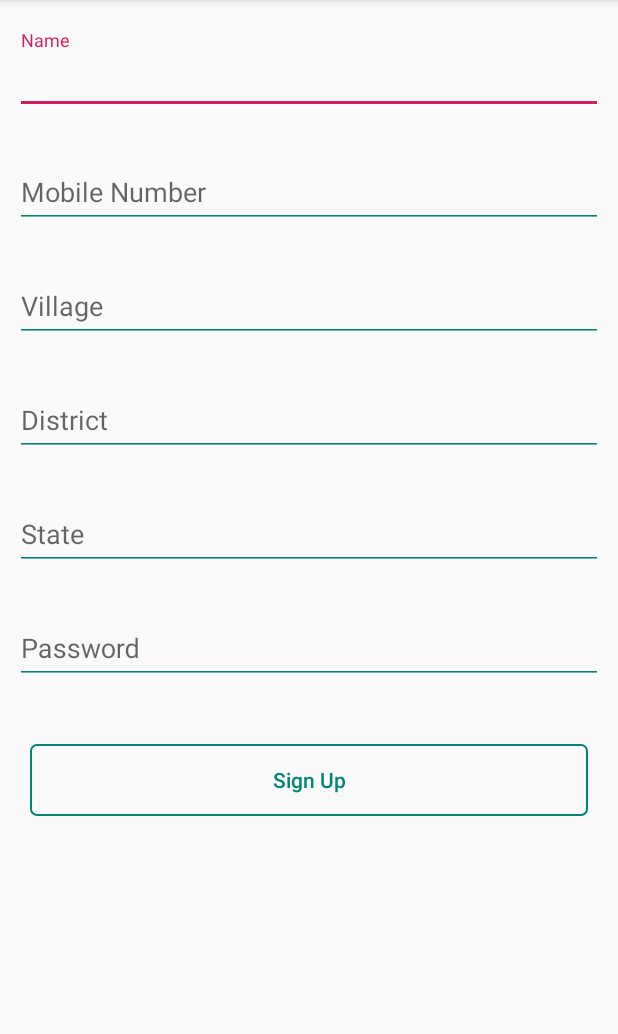
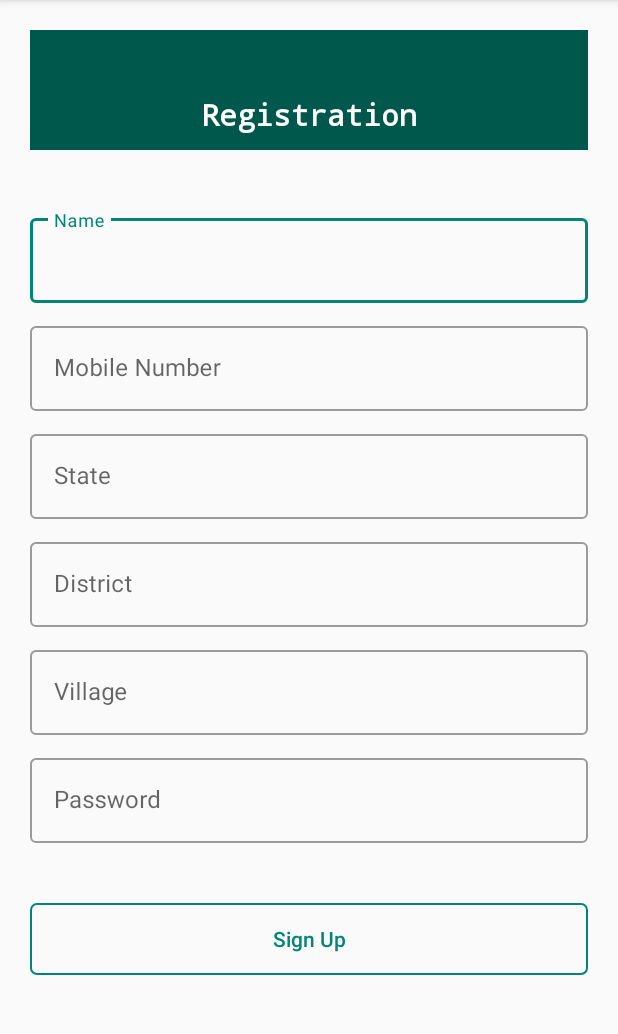
Before and after one commit to hnish555/SmartFarmTool, an Android app: the signupactivity screen opened directly, with no data from a screen before it, on a phone screen of 412 x 824 dp, the part 84-1118 px from its top. Run offline under Robolectric (Android 15) with nearby library versions, the phone set to English and light mode, and no system bars.

Commit message:
Commited  by  Rahul

```diff
--- a/app/src/main/java/com/example/smartfarmtool/Login_Signup.java
+++ b/app/src/main/java/com/example/smartfarmtool/Login_Signup.java
@@ -16,8 +16,8 @@ public class Login_Signup extends AppCompatActivity {
         super.onCreate(savedInstanceState);
         setContentView(R.layout.activity_login__signup);
 
-        login = (Button) findViewById(R.id.alsb1);
-        signup = (Button) findViewById(R.id.alsb2);
+        login = (Button) findViewById(R.id.home_login_id);
+        signup = (Button) findViewById(R.id.home_sign_up_id);
         login.setOnClickListener(new View.OnClickListener() {
             @Override
             public void onClick(View view) {
--- a/app/src/main/java/com/example/smartfarmtool/MainActivity.java
+++ b/app/src/main/java/com/example/smartfarmtool/MainActivity.java
@@ -5,6 +5,8 @@ import android.support.v7.app.AppCompatActivity;
 import android.os.Bundle;
 import android.view.View;
 import android.widget.Button;
+
+import com.google.firebase.FirebaseApp;
 
 import javax.xml.transform.Source;
 
@@ -16,7 +18,7 @@ public class MainActivity extends AppCompatActivity {
     protected void onCreate(Bundle savedInstanceState) {
         super.onCreate(savedInstanceState);
         setContentView(R.layout.activity_main);
-
+        FirebaseApp.initializeApp(this);
         farmersection = (Button) findViewById(R.id.farmer_section);
         farmersection.setOnClickListener(new View.OnClickListener() {
             @Override
--- a/app/src/main/java/com/example/smartfarmtool/signupactivity.java
+++ b/app/src/main/java/com/example/smartfarmtool/signupactivity.java
@@ -9,5 +9,6 @@ public class signupactivity extends AppCompatActivity {
     protected void onCreate(Bundle savedInstanceState) {
         super.onCreate(savedInstanceState);
         setContentView(R.layout.activity_signupactivity);
+
     }
 }
--- a/app/src/main/res/layout/activity_signupactivity.xml
+++ b/app/src/main/res/layout/activity_signupactivity.xml
@@ -1,22 +1,49 @@
 <?xml version="1.0" encoding="utf-8"?>
-<android.support.constraint.ConstraintLayout xmlns:android="http://schemas.android.com/apk/res/android"
+<android.support.constraint.ConstraintLayout
+    xmlns:android="http://schemas.android.com/apk/res/android"
     xmlns:app="http://schemas.android.com/apk/res-auto"
     xmlns:tools="http://schemas.android.com/tools"
     android:layout_width="match_parent"
     android:layout_height="match_parent"
-    tools:context=".signupactivity">
+    tools:context=".signupactivity"
+    >
+
+<ScrollView
+    android:layout_width="match_parent"
+    android:layout_height="match_parent">
+    <LinearLayout
+        android:layout_width="match_parent"
+        android:layout_height="match_parent"
+        android:orientation="vertical"
+
+        >
+                <LinearLayout
+                    android:layout_width="match_parent"
+                    android:layout_height="80dp"
+                    android:layout_margin="20dp"
+                    android:background="@color/colorPrimaryDark">
+                    <TextView
+                        android:layout_width="match_parent"
+                        android:layout_height="match_parent"
+                        android:text="@string/registration"
+                        android:gravity="center_horizontal|bottom"
+                        android:textColor="@color/white"
+                        android:textStyle="bold"
+                        android:fontFamily="monospace"
+                        android:layout_marginBottom="10dp"
+                        android:textSize="20dp"
+                        />
+                </LinearLayout>
+
 
     <android.support.design.widget.TextInputLayout
         android:id="@+id/astil1"
         android:layout_width="match_parent"
         android:layout_height="wrap_content"
-        app:layout_constraintLeft_toLeftOf="parent"
-        app:layout_constraintRight_toRightOf="parent"
-        app:layout_constraintTop_toTopOf="parent"
         android:layout_marginTop="20dp"
-        android:layout_marginLeft="10dp"
-        android:layout_marginRight="10dp"
-
+        android:layout_marginLeft="20dp"
+        android:layout_marginRight="20dp"
+        style="@style/Widget.MaterialComponents.TextInputLayout.OutlinedBox"
         >
 
         <EditText
@@ -24,9 +51,7 @@
             android:layout_width="match_parent"
             android:layout_height="match_parent"
             android:hint="@string/name"
-            android:backgroundTint="@color/colorPrimary"
             android:inputType="textCapWords"
-
 
             />
 
@@ -39,13 +64,10 @@
         android:id="@+id/astil2"
         android:layout_width="match_parent"
         android:layout_height="wrap_content"
-        app:layout_constraintLeft_toLeftOf="parent"
-        app:layout_constraintRight_toRightOf="parent"
-        app:layout_constraintTop_toBottomOf="@id/astil1"
-        android:layout_marginTop="20dp"
-        android:layout_marginLeft="10dp"
-        android:layout_marginRight="10dp"
-
+        android:layout_marginTop="10dp"
+        android:layout_marginLeft="20dp"
+        android:layout_marginRight="20dp"
+        style="@style/Widget.MaterialComponents.TextInputLayout.OutlinedBox"
 
         >
 
@@ -58,56 +80,48 @@
             android:inputType="phone"
             android:maxLength="10"
             android:maxLines="1"
-
-
+            android:textColorHighlight="@color/colorPrimaryDark"
             />
 
 
     </android.support.design.widget.TextInputLayout>
 
-
-    <android.support.design.widget.TextInputLayout
-        android:id="@+id/astil3"
-        android:layout_width="match_parent"
-        android:layout_height="wrap_content"
-        app:layout_constraintLeft_toLeftOf="parent"
-        app:layout_constraintRight_toRightOf="parent"
-        app:layout_constraintTop_toBottomOf="@id/astil2"
-        android:layout_marginTop="20dp"
-        android:layout_marginLeft="10dp"
-        android:layout_marginRight="10dp"
+        <android.support.design.widget.TextInputLayout
+            android:id="@+id/astil5"
+            android:layout_width="match_parent"
+            android:layout_height="wrap_content"
+            android:layout_marginTop="10dp"
+            android:layout_marginLeft="20dp"
+            android:layout_marginRight="20dp"
+            style="@style/Widget.MaterialComponents.TextInputLayout.OutlinedBox"
 
 
-        >
+            >
 
-        <EditText
-            android:id="@+id/aset3"
-            android:layout_width="match_parent"
-            android:layout_height="match_parent"
-            android:hint="@string/village"
-            android:backgroundTint="@color/colorPrimary"
-            android:inputType="textCapWords"
+            <EditText
+                android:id="@+id/aset5"
+                android:layout_width="match_parent"
+                android:layout_height="match_parent"
+                android:hint="@string/state"
+                android:backgroundTint="@color/colorPrimary"
+                android:inputType="textCapWords"
 
 
-            />
+                />
 
 
-    </android.support.design.widget.TextInputLayout>
+        </android.support.design.widget.TextInputLayout>
+
 
 
     <android.support.design.widget.TextInputLayout
         android:id="@+id/astil4"
         android:layout_width="match_parent"
         android:layout_height="wrap_content"
-        app:layout_constraintLeft_toLeftOf="parent"
-        app:layout_constraintRight_toRightOf="parent"
-       app:layout_constraintTop_toBottomOf="@id/astil3"
-        android:layout_marginTop="20dp"
-        android:layout_marginLeft="10dp"
-        android:layout_marginRight="10dp"
-
-
-
+        android:layout_marginTop="10dp"
+        android:layout_marginLeft="20dp"
+        android:layout_marginRight="20dp"
+        style="@style/Widget.MaterialComponents.TextInputLayout.OutlinedBox"
         >
 
         <EditText
@@ -117,88 +131,69 @@
             android:hint="@string/Dist"
             android:backgroundTint="@color/colorPrimary"
             android:inputType="textCapWords"
+            />
+            </android.support.design.widget.TextInputLayout>
 
 
-            />
+
+            <android.support.design.widget.TextInputLayout
+            android:id="@+id/astil3"
+            android:layout_width="match_parent"
+            android:layout_height="wrap_content"
+            android:layout_marginTop="10dp"
+            android:layout_marginLeft="20dp"
+            android:layout_marginRight="20dp"
+            style="@style/Widget.MaterialComponents.TextInputLayout.OutlinedBox"
+            >
+
+            <EditText
+                android:id="@+id/aset3"
+                android:layout_width="match_parent"
+                android:layout_height="match_parent"
+                android:hint="@string/village"
+                android:backgroundTint="@color/colorPrimary"
+                android:inputType="textCapWords"
+                />
 
 
-    </android.support.design.widget.TextInputLayout>
+            </android.support.design.widget.TextInputLayout>
 
 
-    <android.support.design.widget.TextInputLayout
-        android:id="@+id/astil5"
-        android:layout_width="match_parent"
-        android:layout_height="wrap_content"
-        app:layout_constraintLeft_toLeftOf="parent"
-        app:layout_constraintRight_toRightOf="parent"
-        app:layout_constraintTop_toBottomOf="@id/astil4"
-        android:layout_marginTop="20dp"
-        android:layout_marginLeft="10dp"
-        android:layout_marginRight="10dp"
-
-
-        >
-
-        <EditText
-            android:id="@+id/aset5"
-            android:layout_width="match_parent"
-            android:layout_height="match_parent"
-            android:hint="@string/state"
-            android:backgroundTint="@color/colorPrimary"
-            android:inputType="textCapWords"
-
-
-            />
-
-
-    </android.support.design.widget.TextInputLayout>
-
-
-    <android.support.design.widget.TextInputLayout
+        <android.support.design.widget.TextInputLayout
         android:id="@+id/astil6"
         android:layout_width="match_parent"
         android:layout_height="wrap_content"
-        app:layout_constraintLeft_toLeftOf="parent"
-        app:layout_constraintRight_toRightOf="parent"
-        app:layout_constraintTop_toBottomOf="@id/astil5"
-        android:layout_marginTop="20dp"
-        android:layout_marginLeft="10dp"
-        android:layout_marginRight="10dp"
-
-
+        android:layout_marginTop="10dp"
+        android:layout_marginLeft="20dp"
+        android:layout_marginRight="20dp"
+        style="@style/Widget.MaterialComponents.TextInputLayout.OutlinedBox"
         >
 
         <EditText
             android:id="@+id/aset6"
             android:layout_width="match_parent"
             android:layout_height="match_parent"
+            android:backgroundTint="@color/colorPrimary"
             android:hint="@string/hintpass"
-            android:backgroundTint="@color/colorPrimary"
             android:inputType="numberPassword"
-
-
             />
-
-
-    </android.support.design.widget.TextInputLayout>
+        </android.support.design.widget.TextInputLayout>
 
     <Button
         android:id="@+id/asb1"
         android:layout_width="match_parent"
         android:layout_height="wrap_content"
-        app:layout_constraintLeft_toLeftOf="parent"
-        app:layout_constraintRight_toRightOf="parent"
-        app:layout_constraintTop_toBottomOf="@id/astil6"
+        android:layout_marginLeft="20dp"
         android:layout_marginTop="40dp"
-        android:layout_marginLeft="20dp"
         android:layout_marginRight="20dp"
+        android:layout_marginBottom="8dp"
+        android:background="@drawable/buttoncolor1"
         android:text="@string/signup"
         android:textAllCaps="false"
-        android:background="@drawable/buttoncolor1"
-        android:textColor="@drawable/textcolor1"
+        android:textColor="@drawable/textcolor1" />
 
-        />
-
+    </LinearLayout>
+</ScrollView>
 
 
 
--- a/app/src/main/res/layout/additional_login.xml
+++ b/app/src/main/res/layout/additional_login.xml
@@ -45,7 +45,7 @@
         android:layout_height="wrap_content">
 
         <Button
-            android:id="@+id/addlfacebook"
+            android:id="@+id/facebook_login_id"
             android:background="@drawable/fb_login"
             android:layout_width="wrap_content"
             android:text="@string/facebook"
@@ -55,7 +55,7 @@
             android:layout_height="wrap_content" />
 
         <Button
-            android:id="@+id/addlgoogle"
+            android:id="@+id/google_login_id"
             android:background="@drawable/ggl_login"
             android:text="@string/google"
             android:textColor="@android:color/white"
--- a/app/src/main/res/values/strings.xml
+++ b/app/src/main/res/values/strings.xml
@@ -18,4 +18,5 @@
     <string name="village">Village</string>
     <string name="Dist">District</string>
     <string name="state">State</string>
+    <string name="registration">Registration</string>
 </resources>
--- a/app/src/main/res/values/styles.xml
+++ b/app/src/main/res/values/styles.xml
@@ -14,4 +14,5 @@
 
     </style>
 
+
 </resources>
--- a/build.gradle
+++ b/build.gradle
@@ -8,6 +8,7 @@ buildscript {
     }
     dependencies {
         classpath 'com.android.tools.build:gradle:3.3.0'
+        classpath 'com.google.gms:google-services:4.1.0'
 
         // NOTE: Do not place your application dependencies here; they belong
         // in the individual module build.gradle files
```
Also changed, not shown: app/build.gradle (+9 -4 lines), app/src/main/java/com/example/smartfarmtool/loginactivity.java (+7 -0 lines), app/src/main/res/drawable/signup_background.xml (added, +12 -0 lines), app/src/main/res/layout/activity_login__signup.xml (+8 -7 lines), app/src/main/res/layout/activity_loginactivity.xml (+5 -3 lines), app/src/main/res/layout/activity_main.xml (+46 -43 lines), 1 other file.
